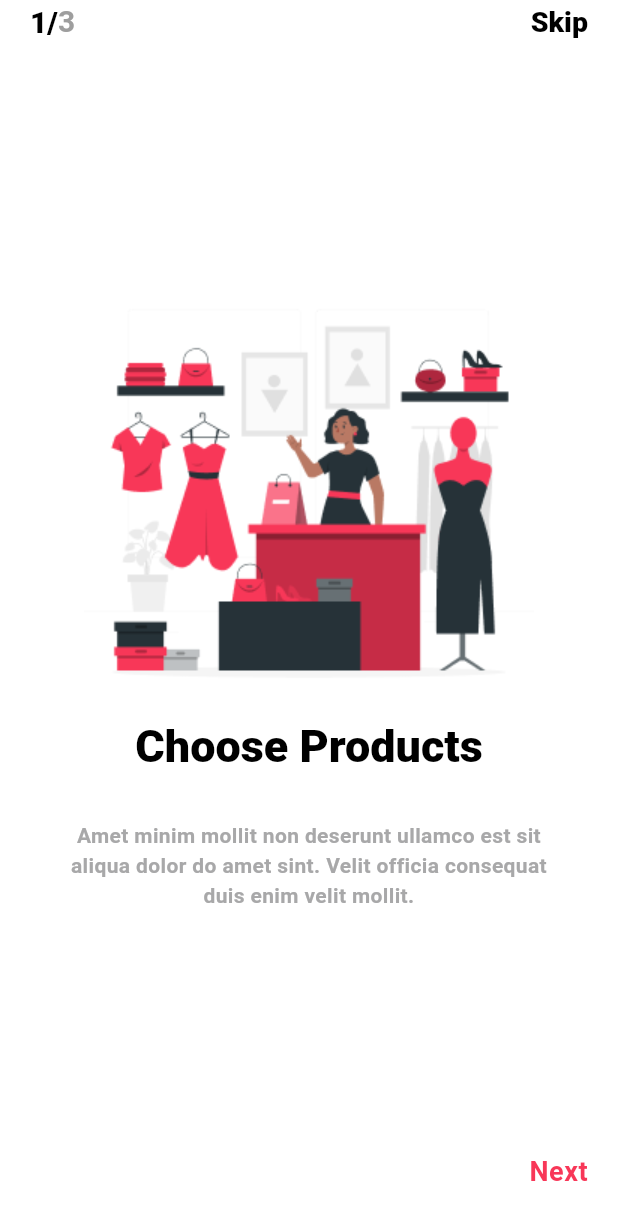
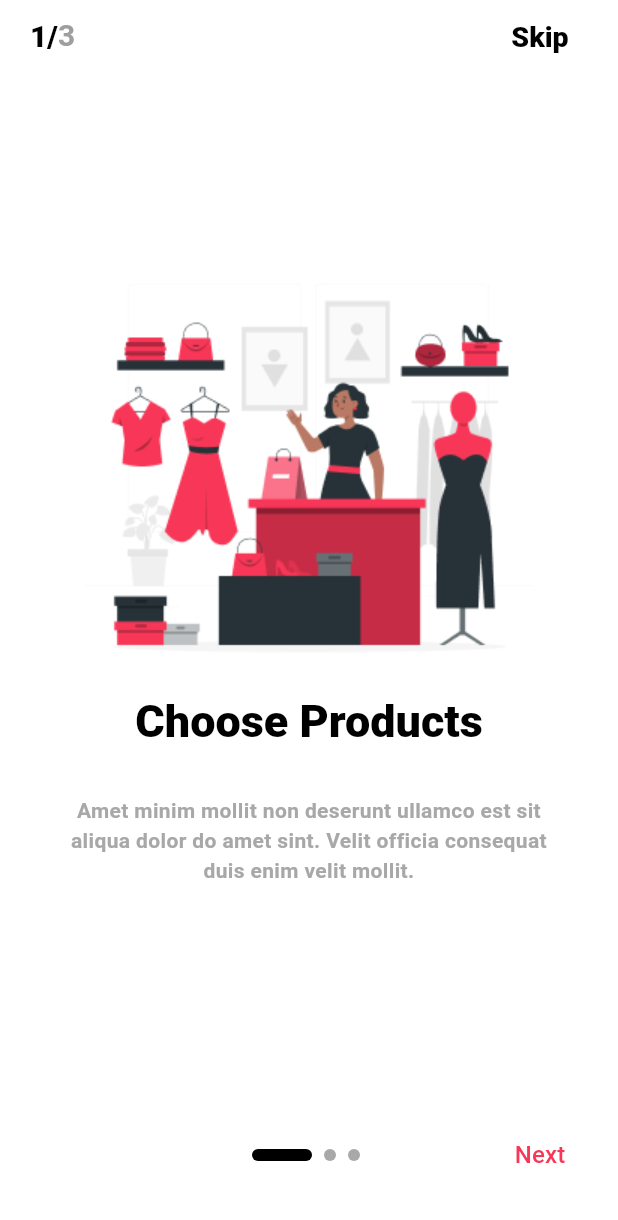
Before and after one commit to divya226-prj/shop_app, a Flutter app: the screen it shows after launch, on a phone screen of 412 x 824 dp. Shown: the top 1220 px of the screen. Run offline on Flutter 3.47's test engine with Material 3 defaults, Android fonts, the phone set to English and light mode, and no system bars.

Commit message:
Done boarding screen,toorscreen

```diff
--- a/lib/constants/app_color.dart
+++ b/lib/constants/app_color.dart
@@ -6,4 +6,5 @@ class AppColor {
   static const textSecondary = Color(0xFFA8A8A9);
   static const subtext = Color(0xFF676767);
   static const textonprimary = Color(0xFF575757);
+  static const textonsecondary = Color(0xffFFFFFF);
 }
--- a/lib/constants/app_image.dart
+++ b/lib/constants/app_image.dart
@@ -5,4 +5,6 @@ class AppImage {
   static String payment = "$imagepath/payment_img.png";
   static String order = "$imagepath/getorder_img.png";
   static String circle = "$imagepath/circle1_img.png";
+  static String rectangle = "$imagepath/rectangle2.png";
+  static String getstarted = "$imagepath/getstarted_img.png";
 }
--- a/lib/constants/app_theme.dart
+++ b/lib/constants/app_theme.dart
@@ -20,6 +20,12 @@ class AppTheme {
         fontWeight: FontWeight.w600,
         color: AppColor.primary,
       ),
+      bodyLarge: TextStyle(
+        fontSize: 34,
+        fontWeight: FontWeight.w600,
+        color: AppColor.textonsecondary,
+        fontFamily: "Montserrat",
+      ),
     ),
   );
 }
--- a/lib/toor_screen.dart
+++ b/lib/toor_screen.dart
@@ -2,6 +2,8 @@ import 'package:flutter/material.dart';
 import 'package:shop_app/constants/app_color.dart';
 import 'package:shop_app/constants/app_image.dart';
 import 'package:shop_app/custom_text.dart';
+import 'package:shop_app/get_started.dart';
+import 'package:shop_app/toor_screen1.dart';
 
 class ToorScreen extends StatefulWidget {
   const ToorScreen({super.key});
@@ -11,6 +13,11 @@ class ToorScreen extends StatefulWidget {
 }
 
 class _SplashScreen1State extends State<ToorScreen> {
+  final PageController _pageController = PageController(
+    initialPage: 0,
+    keepPage: true,
+  );
+  int _currentPage = 0;
   final List<Map<String, String>> tourData = [
     {
       "image": AppImage.fashion,
@@ -34,16 +41,18 @@ class _SplashScreen1State extends State<ToorScreen> {
 
   @override
   Widget build(BuildContext context) {
-    final PageController pageController = PageController(
-      initialPage: 0,
-      keepPage: true,
-    );
     return Scaffold(
       backgroundColor: Colors.white,
       body: SafeArea(
         child: PageView(
-          controller: pageController,
-          children: [_tourView(0), _tourView(1), _tourView(2)],
+          controller: _pageController,
+          onPageChanged: (index) {
+            setState(() {
+              _currentPage = index;
+            });
+          },
+          children: List.generate(tourData.length, (index) => _tourView(index)),
+          // children: [_tourView(0), _tourView(1), _tourView(2)],
         ),
       ),
     );
@@ -51,8 +60,8 @@ class _SplashScreen1State extends State<ToorScreen> {
 
   Widget _tourView(int index) => Center(
     child: Column(
-      mainAxisAlignment: MainAxisAlignment.start,
-      crossAxisAlignment: CrossAxisAlignment.center,
+      mainAxisAlignment: MainAxisAlignment.spaceBetween,
+      // crossAxisAlignment: CrossAxisAlignment.center,
       children: [
         // SizedBox(height: 100),
         Container(
@@ -61,7 +70,7 @@ class _SplashScreen1State extends State<ToorScreen> {
             mainAxisAlignment: MainAxisAlignment.start,
             children: [
               Text(
-                "1/",
+                "${_currentPage + 1}/",
                 style: Theme.of(context).textTheme.titleLarge?.copyWith(
                   color: Colors.black,
                   fontSize: 20,
@@ -69,24 +78,36 @@ class _SplashScreen1State extends State<ToorScreen> {
               ),
 
               Text(
-                "3",
+                "${tourData.length}",
                 style: Theme.of(context).textTheme.bodyMedium?.copyWith(
                   color: Colors.grey,
                   fontSize: 20,
                 ),
               ),
               Spacer(),
-              Text(
+              TextButton(
+                onPressed: () {
+                  Navigator.push(
+                    context,
+                    MaterialPageRoute(builder: (context) => GetStarted()),
+                  );
+                },
+                child: Text(
                   "Skip",
                   style: Theme.of(context).textTheme.titleLarge?.copyWith(
                     color: Color(0xFF000000),
                     fontSize: 19,
                   ),
                 ),
+              ),
             ],
           ),
         ),
-        SizedBox(height: 150),
+        // SizedBox(height: 150),
+        Expanded(
+          child: Column(
+            mainAxisAlignment: MainAxisAlignment.center,
+            children: [
               Image.asset(tourData[index]['image'] ?? ""),
               Text(
                 (tourData[index]['title'] ?? ""),
@@ -94,14 +115,78 @@ class _SplashScreen1State extends State<ToorScreen> {
               ),
               SizedBox(height: 30),
               CustomText(),
-        SizedBox(height: 150),
+            ],
+          ),
+        ),
+
+        // SizedBox(height: 150),
         Container(
-          margin: EdgeInsets.symmetric(horizontal: 20),
+          margin: const EdgeInsets.symmetric(horizontal: 20, vertical: 30),
           child: Row(
-            mainAxisAlignment: MainAxisAlignment.end,
+            mainAxisAlignment: MainAxisAlignment.spaceBetween,
+            crossAxisAlignment: CrossAxisAlignment.center,
             children: [
-              // Image.asset(AppImage.circle),
-              Text("Next", style: Theme.of(context).textTheme.bodySmall),
+              _currentPage > 0
+                  ? TextButton(
+                      onPressed: () {
+                        _pageController.previousPage(
+                          duration: const Duration(milliseconds: 300),
+                          curve: Curves.easeInOut,
+                        );
+                      },
+                      child: Text(
+                        "Prev",
+                        style: const TextStyle(
+                          fontSize: 16,
+                          fontWeight: FontWeight.w400,
+                          color: Colors.black,
+                        ),
+                      ),
+                    )
+                  : SizedBox(width: 60),
+              Row(
+                mainAxisAlignment: MainAxisAlignment.center,
+                children: List.generate(tourData.length, (indexDot) {
+                  return AnimatedContainer(
+                    duration: Duration(milliseconds: 300),
+                    margin: const EdgeInsets.symmetric(horizontal: 4),
+                    width: _currentPage == indexDot ? 40 : 8,
+                    height: 8,
+                    decoration: BoxDecoration(
+                      color: _currentPage == indexDot
+                          ? AppColor.textPrimary
+                          : AppColor.textSecondary,
+                      borderRadius: BorderRadius.circular(5),
+                    ),
+                  );
+                }),
+              ),
+
+              TextButton(
+                onPressed: () {
+                  if (_currentPage == tourData.length - 1) {
+                    Navigator.push(
+                      context,
+                      MaterialPageRoute(
+                        builder: (context) => const GetStarted(),
+                      ),
+                    );
+                  } else {
+                    _pageController.nextPage(
+                      duration: const Duration(milliseconds: 300),
+                      curve: Curves.easeInOut,
+                    );
+                  }
+                },
+                child: Text(
+                  _currentPage == tourData.length - 1 ? "Get Started" : "Next",
+                  style: TextStyle(
+                    fontSize: 16,
+                    fontWeight: FontWeight.w500,
+                    color: AppColor.primary,
+                  ),
+                ),
+              ),
             ],
           ),
         ),
```
Also changed, not shown: lib/custom_button.dart (added, +15 -0 lines), lib/get_started.dart (added, +75 -0 lines), lib/signup.dart (added, +15 -0 lines), assets/images/getstarted_img.png (added), assets/images/rectangle2.png (added). Lines whose indentation alone changed are shown as unchanged.
